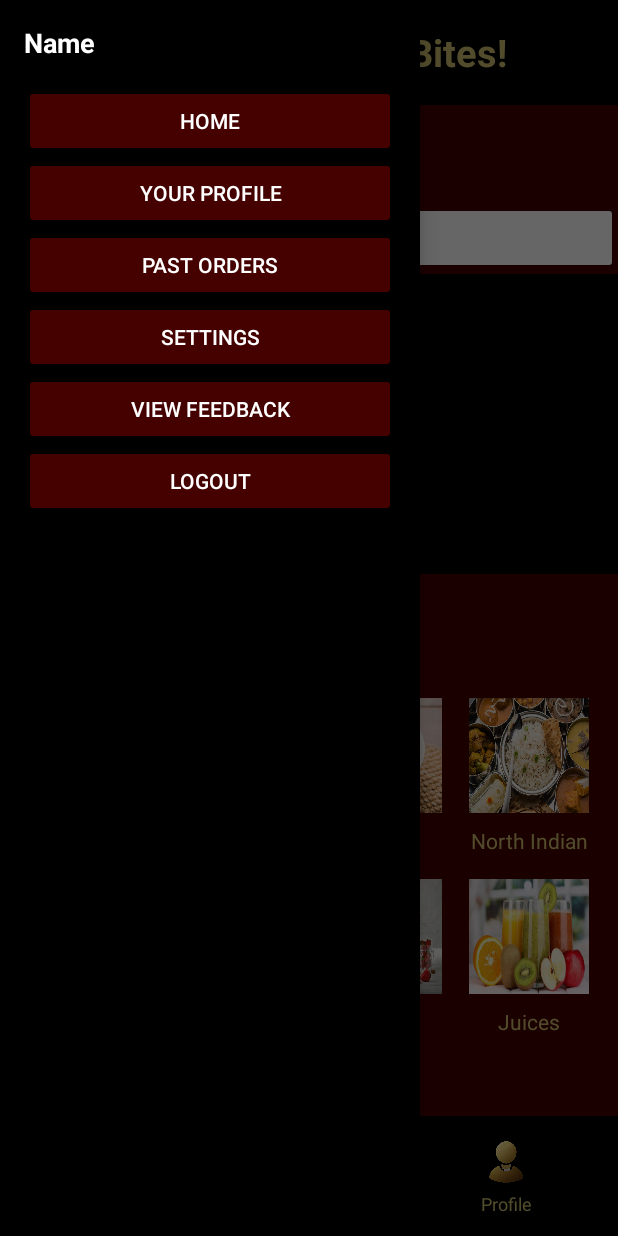
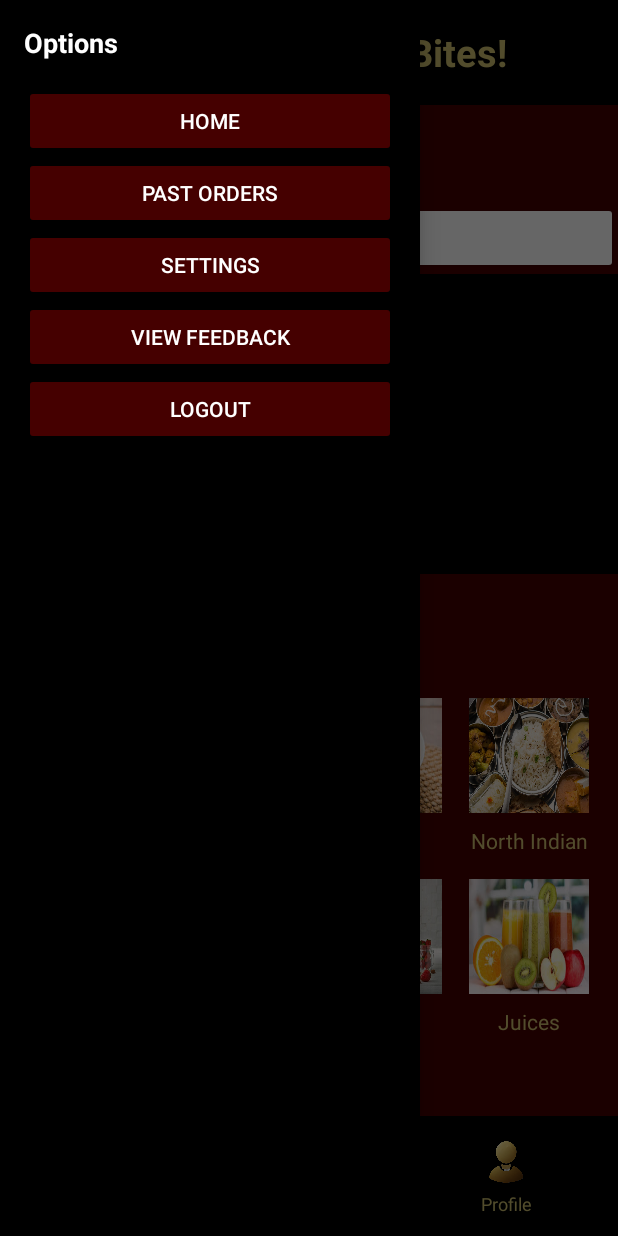
Before and after one commit to mridulikamukerji/QuickBitez, an Android app: the CatererDashboard screen opened directly, with no data from a screen before it, with the side drawer open, on a phone screen of 412 x 824 dp. Run offline under Robolectric (Android 15) with nearby library versions, the light colour scheme and no system bars.

Commit message:
Added minor changes

```diff
--- a/app/src/main/java/com/example/quickbitez/CatererDashboard.java
+++ b/app/src/main/java/com/example/quickbitez/CatererDashboard.java
@@ -18,7 +18,7 @@ import java.io.IOException;
 public class CatererDashboard extends Activity {
     DrawerLayout drawerLayout;
     ImageButton navButton;
-    Button navHome, navYourProfile, navPastOrders, navSettings, navViewFeedback, navLogout;
+    Button navHome, navPastOrders, navSettings, navViewFeedback, navLogout;
     Button btnAddItem;
     DatabaseHelper dbHelper;
     private static final int PICK_IMAGE_REQUEST = 1;
@@ -42,7 +42,6 @@ public class CatererDashboard extends Activity {
         });
 
         navHome = findViewById(R.id.navHome);
-        navYourProfile = findViewById(R.id.navYourProfile);
         navPastOrders = findViewById(R.id.navPastOrders);
         navSettings = findViewById(R.id.navSettings);
         navViewFeedback = findViewById(R.id.navViewFeedback);
@@ -52,7 +51,6 @@ public class CatererDashboard extends Activity {
         dbHelper = new DatabaseHelper(this);
 
         navHome.setOnClickListener(v -> startActivity(new Intent(this, CatererDashboard.class)));
-        navYourProfile.setOnClickListener(v -> startActivity(new Intent(this, CatererDashboard.class)));
         navPastOrders.setOnClickListener(v -> startActivity(new Intent(this, CatererDashboard.class)));
         navSettings.setOnClickListener(v -> startActivity(new Intent(this, CatererDashboard.class)));
         navViewFeedback.setOnClickListener(v -> startActivity(new Intent(this, CatererDashboard.class)));
--- a/app/src/main/java/com/example/quickbitez/CustomerDashboard.java
+++ b/app/src/main/java/com/example/quickbitez/CustomerDashboard.java
@@ -43,7 +43,6 @@ public class CustomerDashboard extends AppCompatActivity {
         });
 
         navHome = findViewById(R.id.navHome);
-        navYourProfile = findViewById(R.id.navYourProfile);
         navFavourites = findViewById(R.id.navFavourites);
         navPastOrders = findViewById(R.id.navPastOrders);
         navSettings = findViewById(R.id.navSettings);
@@ -51,7 +50,6 @@ public class CustomerDashboard extends AppCompatActivity {
         navLogout = findViewById(R.id.navLogout);
 
         navHome.setOnClickListener(v -> startActivity(new Intent(CustomerDashboard.this, CustomerDashboard.class)));
-        navYourProfile.setOnClickListener(v -> startActivity(new Intent(CustomerDashboard.this, CustomerDashboard.class)));
         navFavourites.setOnClickListener(v -> startActivity(new Intent(CustomerDashboard.this, CustomerDashboard.class)));
         navPastOrders.setOnClickListener(v -> startActivity(new Intent(CustomerDashboard.this, CustomerDashboard.class)));
         navSettings.setOnClickListener(v -> startActivity(new Intent(CustomerDashboard.this, CustomerDashboard.class)));
--- a/app/src/main/java/com/example/quickbitez/DatabaseHelper.java
+++ b/app/src/main/java/com/example/quickbitez/DatabaseHelper.java
@@ -117,7 +117,6 @@ public class DatabaseHelper extends SQLiteOpenHelper {
         return db.rawQuery("SELECT * FROM SliderItems", null);
     }
 
-    // ✅ NEW FUNCTION: get all caterer items (for customer image slider)
     public Cursor getAllCatererItems() {
         SQLiteDatabase db = this.getReadableDatabase();
         return db.rawQuery("SELECT * FROM SliderItems", null);
--- a/app/src/main/res/layout/activity_caterer_dashboard.xml
+++ b/app/src/main/res/layout/activity_caterer_dashboard.xml
@@ -487,7 +487,7 @@
         <TextView
             android:layout_width="match_parent"
             android:layout_height="wrap_content"
-            android:text="Name"
+            android:text="Options"
             android:textColor="@color/white"
             android:textSize="18sp"
             android:textStyle="bold"
@@ -500,14 +500,6 @@
             android:backgroundTint="@color/maroon"
             android:textColor="@color/white"
             android:text="Home" />
-
-        <Button
-            android:id="@+id/navYourProfile"
-            android:layout_width="match_parent"
-            android:layout_height="wrap_content"
-            android:backgroundTint="@color/maroon"
-            android:textColor="@color/white"
-            android:text="Your Profile" />
 
         <Button
             android:id="@+id/navPastOrders"
```
Also changed, not shown: app/src/main/res/layout/activity_customer_dashboard.xml (+1 -9 lines).
